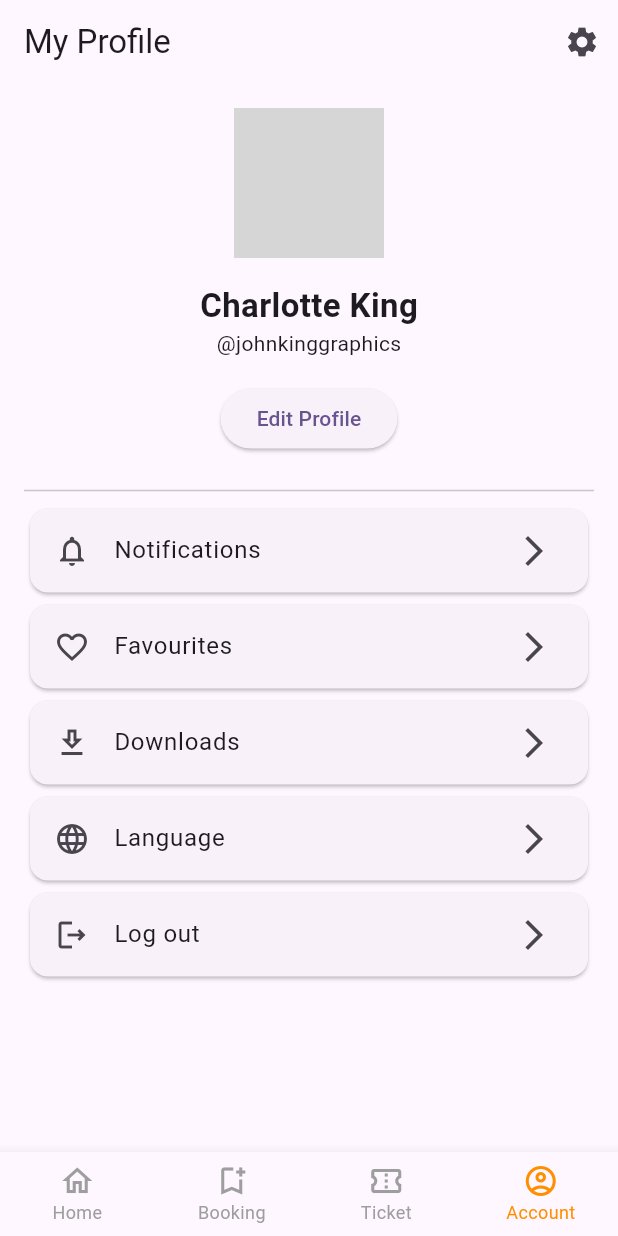
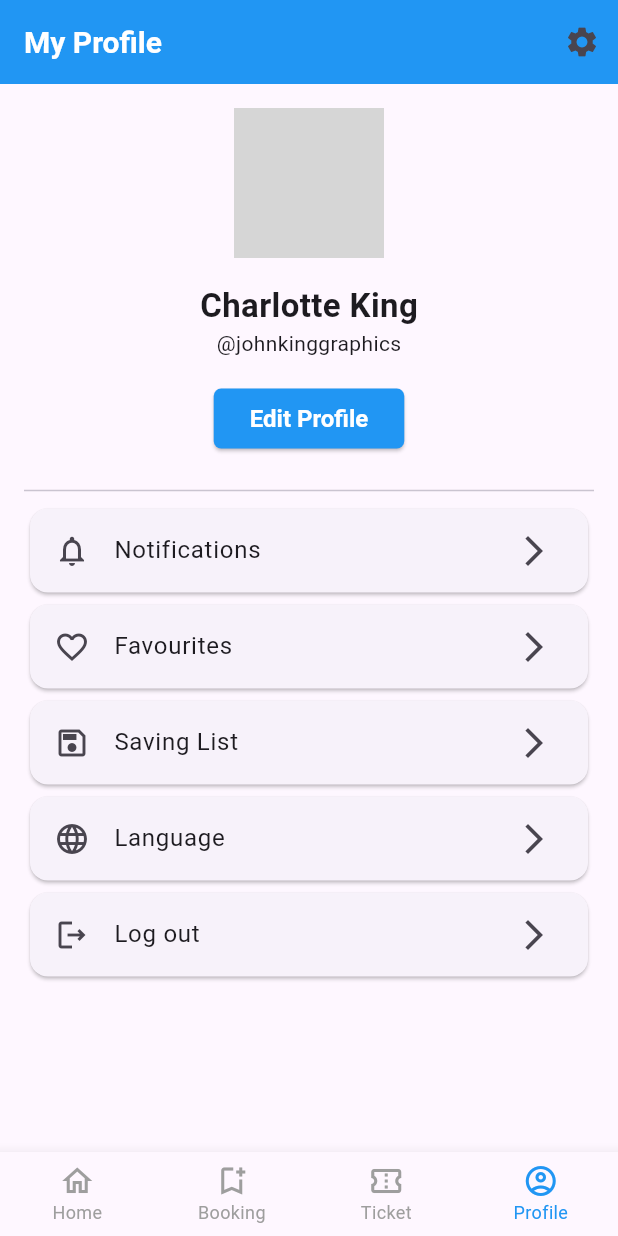
Before and after one commit to NONG-PHLOEUT-GITHUB/sports_venue_booking, a Flutter app: the screen it shows after launch, item 4 of the bottom bar chosen, on a phone screen of 412 x 824 dp. Run offline on Flutter 3.47's test engine with Material 3 defaults, Android fonts, the phone set to English and light mode, and no system bars; our stand-ins replace dio, shared_preferences; network calls fail; grey boxes are pictures that could not be loaded.

Commit message:
feat(color-custom): create app color custom

```diff
--- a/app_frontend/lib/main.dart
+++ b/app_frontend/lib/main.dart
@@ -34,7 +34,7 @@ class MyApp extends StatelessWidget {
         //
         // This works for code too, not just values: Most code changes can be
         // tested with just a hot reload.
-        colorScheme: ColorScheme.fromSeed(seedColor: Colors.deepPurple),
+        // colorScheme: ColorScheme.fromSeed(seedColor: Colors.deepPurple),
         useMaterial3: true,
       ),
       home:const MainLayout()
--- a/app_frontend/lib/screens/account_page.dart
+++ b/app_frontend/lib/screens/account_page.dart
@@ -1,4 +1,5 @@
 import 'package:flutter/material.dart';
+import 'package:sports_venue_booking/theme/app_colors.dart';
 import 'switch_language_page.dart';
 
 class ProfilePage extends StatelessWidget {
@@ -8,7 +9,15 @@ class ProfilePage extends StatelessWidget {
   Widget build(BuildContext context) {
     return Scaffold(
       appBar: AppBar(
-        title: const Text('My Profile'),
+        title: const Text(
+          'My Profile',
+          style: TextStyle(
+            fontSize: 20,
+            fontWeight: FontWeight.bold,
+            color: AppColors.onSecondary,
+          ),
+        ),
+        backgroundColor: AppColors.primary,
         actions: [
           IconButton(
             onPressed: () {
@@ -41,9 +50,24 @@ class ProfilePage extends StatelessWidget {
                   onPressed: () {
                     Navigator.push(
                       context,
-                      MaterialPageRoute(builder: (context) => EditProfilePage()),
+                      MaterialPageRoute(
+                          builder: (context) => EditProfilePage()),
                     );
                   },
+                  style: ElevatedButton.styleFrom(
+                    backgroundColor:
+                        AppColors.primary, // Set the button's background color
+                    foregroundColor: AppColors.onPrimary, // Set the text color
+                    shape: RoundedRectangleBorder(
+                      borderRadius:
+                          BorderRadius.circular(5), // Set border radius
+                    ),
+                    textStyle: const TextStyle(
+                      fontSize:
+                          16, // Optional: Define font size or other text properties
+                      fontWeight: FontWeight.bold,
+                    ),
+                  ),
                   child: const Text('Edit Profile'),
                 ),
                 const SizedBox(height: 16),
@@ -53,7 +77,7 @@ class ProfilePage extends StatelessWidget {
           const Divider(),
           _buildListTile(Icons.notifications_outlined, 'Notifications'),
           _buildListTile(Icons.favorite_outline, 'Favourites'),
-          _buildListTile(Icons.download_outlined, 'Downloads'),
+          _buildListTile(Icons.save_outlined, 'Saving List'),
           _buildListTile(Icons.language_outlined, 'Language', onTap: () {
             Navigator.push(
               context,
@@ -109,6 +133,9 @@ class EditProfilePage extends StatelessWidget {
       ),
       body: Padding(
         padding: const EdgeInsets.all(16.0),
+        child: Column(
+          children: [
+            Expanded(
               child: ListView(
                 children: [
                   CircleAvatar(
@@ -119,10 +146,37 @@ class EditProfilePage extends StatelessWidget {
                   ),
                   const SizedBox(height: 16),
                   _buildTextField('Name', 'Charlotte King'),
-            _buildTextField('Email address', '@johnkinggraphics.gmail.com'),
+                  _buildTextField(
+                      'Email address', '@johnkinggraphics.gmail.com'),
                   _buildTextField('Username', '@johnkinggraphics'),
                   _buildTextField('Password', '**********', isPassword: true),
                   _buildTextField('Phone number', '+91 6895312'),
+                ],
+              ),
+            ),
+            const SizedBox(height: 16),
+            ElevatedButton(
+              onPressed: () {
+                // Handle save changes
+              },
+              style: ElevatedButton.styleFrom(
+                backgroundColor:
+                    AppColors.primary, // Set the button's background color
+                foregroundColor: AppColors.onPrimary, // Set the text color
+                shape: RoundedRectangleBorder(
+                  borderRadius: BorderRadius.circular(5), // Set border radius
+                ),
+                textStyle: const TextStyle(
+                  fontSize:
+                      16, // Optional: Define font size or other text properties
+                  fontWeight: FontWeight.bold,
+                ),
+              ),
+              child: const Text(
+                'Save Changes',
+                style: TextStyle(fontSize: 18),
+              ),
+            ),
           ],
         ),
       ),
@@ -137,7 +191,9 @@ class EditProfilePage extends StatelessWidget {
         decoration: InputDecoration(
           labelText: label,
           hintText: hint,
-          border: const OutlineInputBorder(),
+          border: OutlineInputBorder(
+            borderRadius: BorderRadius.circular(8), // Reduced border radius
+          ),
           suffixIcon: isPassword ? const Icon(Icons.visibility) : null,
         ),
       ),
--- a/app_frontend/lib/screens/layout.dart
+++ b/app_frontend/lib/screens/layout.dart
@@ -3,6 +3,7 @@ import 'home_page.dart';
 import 'account_page.dart';
 import 'booking_page.dart';
 import 'ticket_page.dart';
+import '../theme/app_colors.dart';
 
 class MainLayout extends StatefulWidget {
   const MainLayout({super.key});
@@ -50,11 +51,11 @@ class _MainLayoutState extends State<MainLayout> {
           ),
           BottomNavigationBarItem(
             icon: Icon(Icons.account_circle_outlined),
-            label: 'Account',
+            label: 'Profile',
           ),
         ],
         currentIndex: _selectedIndex,
-        selectedItemColor: Colors.amber[800],
+        selectedItemColor: AppColors.primary,
         unselectedItemColor: Colors.grey,
         onTap: _onItemTapped,
         selectedLabelStyle: const TextStyle(fontSize: 12),
--- a/app_frontend/lib/theme/app_colors.dart
+++ b/app_frontend/lib/theme/app_colors.dart
@@ -1,7 +1,11 @@
 import 'package:flutter/material.dart';
 
 class AppColors {
-  static const Color primaryColor = Colors.blue; // blue
-  static const Color secondaryColor = Color(0xFF03DAC6); // Teal
-  static const Color accentColor = Color(0xFFFF5722); // Orange
+  static const Color primary = Colors.blue; // Primary brand color
+  static const Color onPrimary = Colors.white; // Text/icon color on primary
+  static const Color secondary = Colors.black; // Secondary brand color
+  static const Color onSecondary = Colors.white; // Text/icon color on secondary
+  static const Color accent = Colors.red; // Accent color for highlights
+  static const Color background = Color(0xFFD6D5D5); // Light gray background color
+  static const Color surface = Colors.grey; // Neutral surface color
 }
--- a/app_frontend/pubspec.yaml
+++ b/app_frontend/pubspec.yaml
@@ -34,6 +34,7 @@ dependencies:
   flutter_localizations:
     sdk: flutter
   intl: ^0.19.0
+  dio: ^5.0.5
   # The following adds the Cupertino Icons font to your application.
   # Use with the CupertinoIcons class for iOS style icons.
   cupertino_icons: ^1.0.8
```
Also changed, not shown: app_frontend/lib/api/api_config.dart (+43 -50 lines), app_frontend/lib/providers/booking_provider.dart (+17 -0 lines), app_frontend/lib/screens/booking_page.dart (+45 -13 lines), app_frontend/lib/screens/home_page.dart (+7 -6 lines), app_frontend/lib/screens/ticket_page.dart (+10 -2 lines), app_frontend/pubspec.lock. Lines whose indentation alone changed are shown as unchanged.
